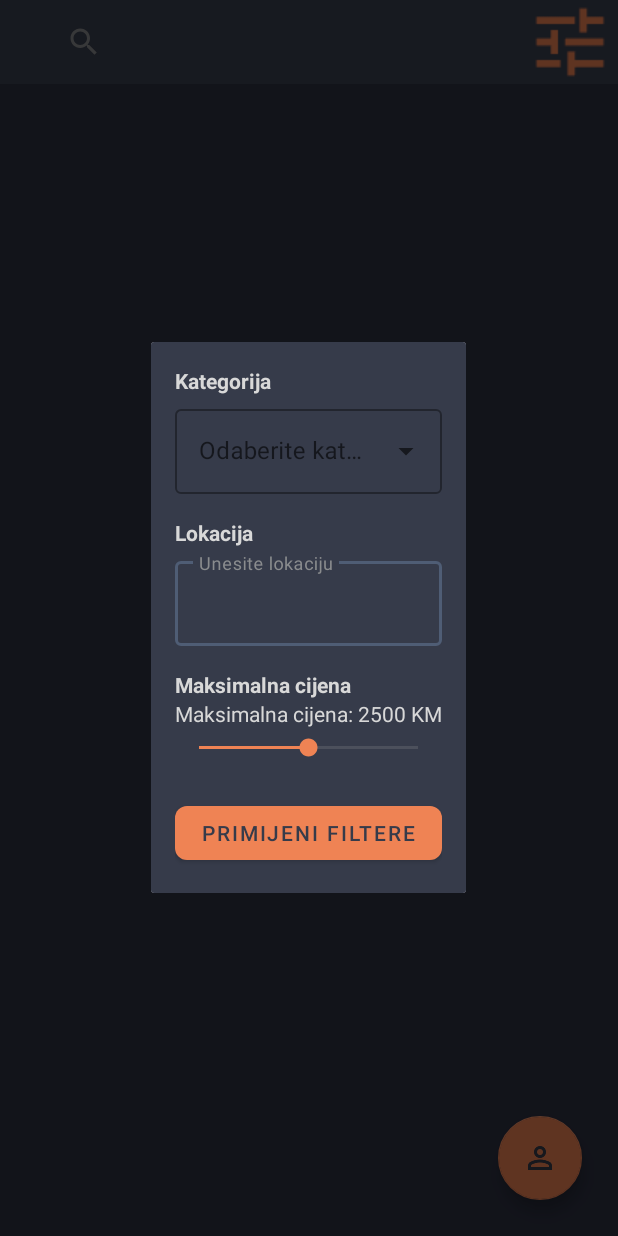
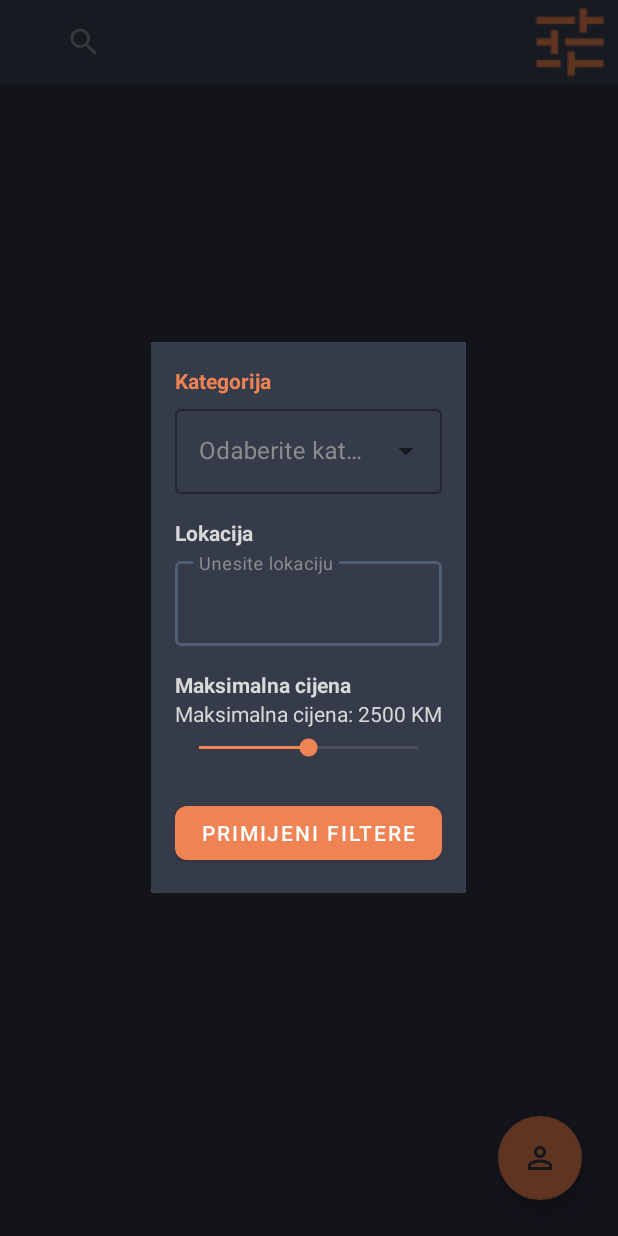
Before and after one commit to mujo3/Razvoj-mobilnih-aplikacija-i-servisa, an Android app: the fragment FilterDialogFragment placed in its activity, on a phone screen of 412 x 824 dp. Run offline under Robolectric (Android 15) with nearby library versions, the phone set to English and light mode, and no system bars; our stand-ins replace Firebase (no records; nobody signed in at launch, a user with empty details on screens opened directly).

Commit message:
Popravka responzivnosti

```diff
--- a/PronadjiMajstora/app/src/main/AndroidManifest.xml
+++ b/PronadjiMajstora/app/src/main/AndroidManifest.xml
@@ -8,6 +8,7 @@
     <application
 
         android:allowBackup="true"
+        android:windowSoftInputMode="adjustResize"
         android:dataExtractionRules="@xml/data_extraction_rules"
         android:fullBackupContent="@xml/backup_rules"
         android:icon="@mipmap/ic_launcher"
--- a/PronadjiMajstora/app/src/main/java/com/example/pronadjimajstora/CraftsmanAdsFragment.kt
+++ b/PronadjiMajstora/app/src/main/java/com/example/pronadjimajstora/CraftsmanAdsFragment.kt
@@ -86,6 +86,9 @@ class CraftsmanAdsFragment : Fragment() {
                         Snackbar.make(binding.root, "Greška: ${error.message}", Snackbar.LENGTH_LONG).show()
                         return@addSnapshotListener
                     }
+                    // Provjera binding reference prije rada s njim
+                    if (_binding == null) return@addSnapshotListener
+
                     if (snapshot != null) {
                         ads.clear()
                         for (doc in snapshot.documents) {
--- a/PronadjiMajstora/app/src/main/res/layout/activity_home_customer.xml
+++ b/PronadjiMajstora/app/src/main/res/layout/activity_home_customer.xml
@@ -6,7 +6,8 @@
     android:layout_width="match_parent"
     android:layout_height="match_parent"
     android:background="@color/colorBackground"
-    android:fitsSystemWindows="true">
+    android:fitsSystemWindows="true"
+    tools:context=".HomeCustomerActivity">
 
     <com.google.android.material.appbar.AppBarLayout
         android:layout_width="match_parent"
--- a/PronadjiMajstora/app/src/main/res/layout/activity_profile_setup.xml
+++ b/PronadjiMajstora/app/src/main/res/layout/activity_profile_setup.xml
@@ -2,11 +2,13 @@
 <ScrollView
     xmlns:android="http://schemas.android.com/apk/res/android"
     xmlns:app="http://schemas.android.com/apk/res-auto"
+    xmlns:tools="http://schemas.android.com/tools"
     android:layout_width="match_parent"
     android:layout_height="match_parent"
     android:background="@color/colorBackground"
     android:padding="16dp"
-    android:fillViewport="true">
+    android:fillViewport="true"
+    tools:context=".ProfileSetupActivity">
 
     <LinearLayout
         android:layout_width="match_parent"
@@ -105,6 +107,5 @@
             app:strokeColor="@color/colorPrimary"
             app:strokeWidth="1dp"
             android:textColor="@color/white" />
-
     </LinearLayout>
 </ScrollView>
--- a/PronadjiMajstora/app/src/main/res/layout/dialog_filter.xml
+++ b/PronadjiMajstora/app/src/main/res/layout/dialog_filter.xml
@@ -1,12 +1,17 @@
 <?xml version="1.0" encoding="utf-8"?>
-<LinearLayout
+<ScrollView
     xmlns:android="http://schemas.android.com/apk/res/android"
     xmlns:app="http://schemas.android.com/apk/res-auto"
     android:layout_width="match_parent"
     android:layout_height="wrap_content"
-    android:orientation="vertical"
+    android:fillViewport="true"
     android:padding="16dp"
     android:background="@color/colorSurface">
+
+    <LinearLayout
+        android:layout_width="match_parent"
+        android:layout_height="wrap_content"
+        android:orientation="vertical">
 
         <!-- Kategorija -->
         <TextView
@@ -14,7 +19,7 @@
             android:layout_width="match_parent"
             android:layout_height="wrap_content"
             android:text="Kategorija"
-        android:textColor="@color/colorText"
+            android:textColor="@color/colorSecondary"
             android:textStyle="bold"
             android:layout_marginBottom="4dp"/>
 
@@ -22,7 +27,8 @@
             android:layout_width="match_parent"
             android:layout_height="wrap_content"
             style="@style/Widget.MaterialComponents.TextInputLayout.OutlinedBox.ExposedDropdownMenu"
-        android:hint="Odaberite kategoriju">
+            android:hint="Odaberite kategoriju"
+            android:textColorHint="@color/colorTextSecondary">
 
             <com.google.android.material.textfield.MaterialAutoCompleteTextView
                 android:id="@+id/spinnerCategory"
@@ -82,7 +88,7 @@
             android:id="@+id/seekBarPrice"
             android:layout_width="match_parent"
             android:layout_height="wrap_content"
-        android:max="10000"
+            android:max="5000"
             android:progress="5000"
             android:contentDescription="Odaberite maksimalnu cijenu"/>
 
@@ -94,8 +100,8 @@
             android:layout_marginTop="24dp"
             android:text="Primijeni filtere"
             app:backgroundTint="@color/colorSecondary"
-        android:textColor="@color/colorSurface"
+            android:textColor="@color/white"
             app:cornerRadius="8dp"
             android:contentDescription="Primijeni odabrane filtere"/>
-
     </LinearLayout>
+</ScrollView>
--- a/PronadjiMajstora/app/src/main/res/values/colors.xml
+++ b/PronadjiMajstora/app/src/main/res/values/colors.xml
@@ -16,4 +16,6 @@
     <color name="message_timestamp">#B3FFFFFF</color>
     <color name="received_message">#F5F5F5</color>
     <color name="sent_message">#2196F3</color>
+    <color name="customDialogTitleColor">#FFFFFF</color>
+
 </resources>
```
Also changed, not shown: PronadjiMajstora/app/src/main/res/layout/activity_home_craftsman.xml (+4 -4 lines), PronadjiMajstora/app/src/main/res/layout/activity_login.xml (+12 -2 lines), PronadjiMajstora/app/src/main/res/layout/activity_profile.xml (+11 -8 lines), PronadjiMajstora/app/src/main/res/layout/dialog_edit_profile.xml (+9 -4 lines), PronadjiMajstora/app/src/main/res/layout/fragment_add_service.xml (+5 -2 lines), PronadjiMajstora/app/src/main/res/layout/fragment_craftsman_profile.xml (+8 -5 lines), PronadjiMajstora/app/src/main/res/layout/fragment_edit_service.xml (+6 -2 lines), PronadjiMajstora/app/src/main/res/layout/fragment_register.xml (+7 -6 lines), PronadjiMajstora/app/src/main/res/values/themes.xml (+6 -13 lines). Lines whose indentation alone changed are shown as unchanged.
